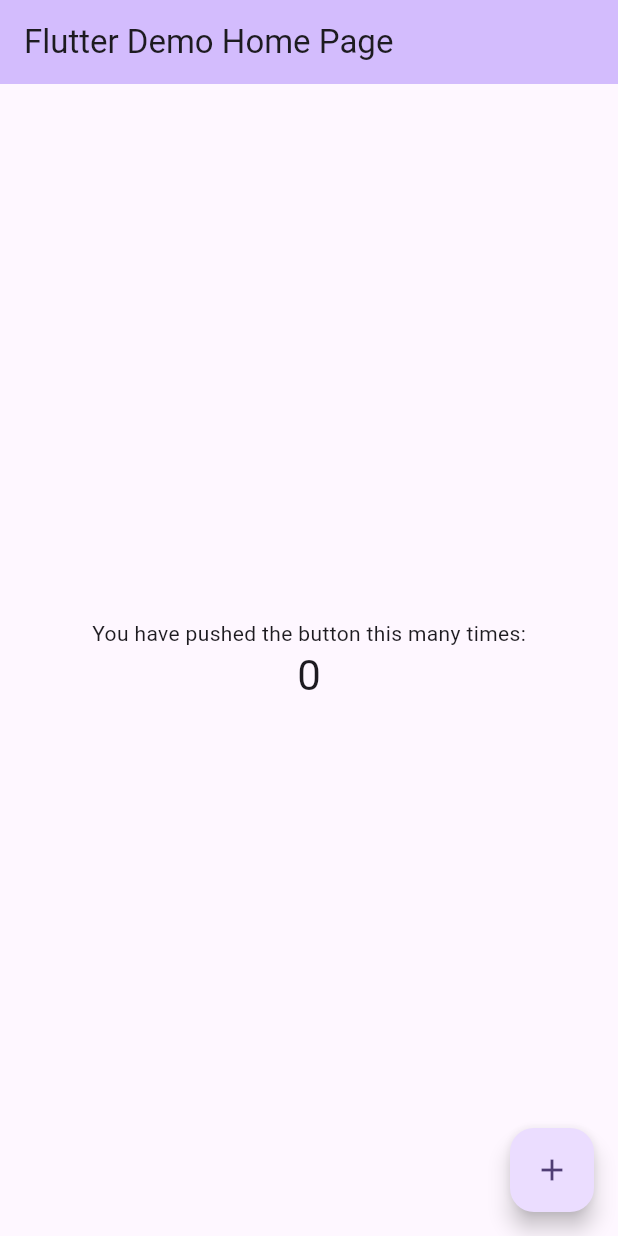
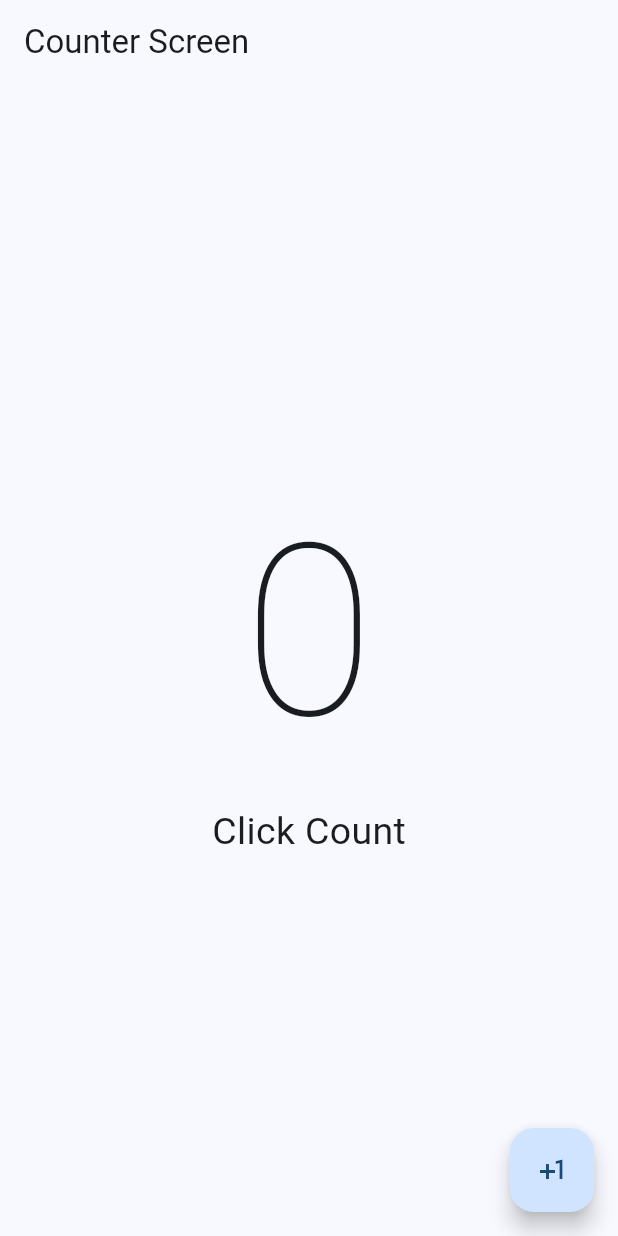
Before and after one commit to je-martinez/flutter-course-app-1, a Flutter app: the screen it shows after launch, on a phone screen of 412 x 824 dp. Run offline on Flutter 3.47's test engine with Material 2 defaults, Android fonts, the phone set to English and light mode, and no system bars.

Commit message:
chore: working on app counter

```diff
--- a/hello_world_app/lib/main.dart
+++ b/hello_world_app/lib/main.dart
@@ -1,4 +1,5 @@
 import 'package:flutter/material.dart';
+import 'package:hello_world_app/presentation/screens/counter/counter_screen.dart';
 
 void main() {
   runApp(const MyApp());
@@ -11,115 +12,10 @@ class MyApp extends StatelessWidget {
   @override
   Widget build(BuildContext context) {
     return MaterialApp(
+      debugShowCheckedModeBanner: false,
       title: 'Flutter Demo',
-      theme: ThemeData(
-        // This is the theme of your application.
-        //
-        // TRY THIS: Try running your application with "flutter run". You'll see
-        // the application has a blue toolbar. Then, without quitting the app,
-        // try changing the seedColor in the colorScheme below to Colors.green
-        // and then invoke "hot reload" (save your changes or press the "hot
-        // reload" button in a Flutter-supported IDE, or press "r" if you used
-        // the command line to start the app).
-        //
-        // Notice that the counter didn't reset back to zero; the application
-        // state is not lost during the reload. To reset the state, use hot
-        // restart instead.
-        //
-        // This works for code too, not just values: Most code changes can be
-        // tested with just a hot reload.
-        colorScheme: ColorScheme.fromSeed(seedColor: Colors.deepPurple),
-        useMaterial3: true,
-      ),
-      home: const MyHomePage(title: 'Flutter Demo Home Page'),
+      theme: ThemeData(useMaterial3: true, colorSchemeSeed: Colors.blue),
+      home: const CounterScreen(),
     );
   }
 }
-
-class MyHomePage extends StatefulWidget {
-  const MyHomePage({super.key, required this.title});
-
-  // This widget is the home page of your application. It is stateful, meaning
-  // that it has a State object (defined below) that contains fields that affect
-  // how it looks.
-
-  // This class is the configuration for the state. It holds the values (in this
-  // case the title) provided by the parent (in this case the App widget) and
-  // used by the build method of the State. Fields in a Widget subclass are
-  // always marked "final".
-
-  final String title;
-
-  @override
-  State<MyHomePage> createState() => _MyHomePageState();
-}
-
-class _MyHomePageState extends State<MyHomePage> {
-  int _counter = 0;
-
-  void _incrementCounter() {
-    setState(() {
-      // This call to setState tells the Flutter framework that something has
-      // changed in this State, which causes it to rerun the build method below
-      // so that the display can reflect the updated values. If we changed
-      // _counter without calling setState(), then the build method would not be
-      // called again, and so nothing would appear to happen.
-      _counter++;
-    });
-  }
-
-  @override
-  Widget build(BuildContext context) {
-    // This method is rerun every time setState is called, for instance as done
-    // by the _incrementCounter method above.
-    //
-    // The Flutter framework has been optimized to make rerunning build methods
-    // fast, so that you can just rebuild anything that needs updating rather
-    // than having to individually change instances of widgets.
-    return Scaffold(
-      appBar: AppBar(
-        // TRY THIS: Try changing the color here to a specific color (to
-        // Colors.amber, perhaps?) and trigger a hot reload to see the AppBar
-        // change color while the other colors stay the same.
-        backgroundColor: Theme.of(context).colorScheme.inversePrimary,
-        // Here we take the value from the MyHomePage object that was created by
-        // the App.build method, and use it to set our appbar title.
-        title: Text(widget.title),
-      ),
-      body: Center(
-        // Center is a layout widget. It takes a single child and positions it
-        // in the middle of the parent.
-        child: Column(
-          // Column is also a layout widget. It takes a list of children and
-          // arranges them vertically. By default, it sizes itself to fit its
-          // children horizontally, and tries to be as tall as its parent.
-          //
-          // Column has various properties to control how it sizes itself and
-          // how it positions its children. Here we use mainAxisAlignment to
-          // center the children vertically; the main axis here is the vertical
-          // axis because Columns are vertical (the cross axis would be
-          // horizontal).
-          //
-          // TRY THIS: Invoke "debug painting" (choose the "Toggle Debug Paint"
-          // action in the IDE, or press "p" in the console), to see the
-          // wireframe for each widget.
-          mainAxisAlignment: MainAxisAlignment.center,
-          children: <Widget>[
-            const Text(
-              'You have pushed the button this many times:',
-            ),
-            Text(
-              '$_counter',
-              style: Theme.of(context).textTheme.headlineMedium,
-            ),
-          ],
-        ),
-      ),
-      floatingActionButton: FloatingActionButton(
-        onPressed: _incrementCounter,
-        tooltip: 'Increment',
-        child: const Icon(Icons.add),
-      ), // This trailing comma makes auto-formatting nicer for build methods.
-    );
-  }
-}
--- /dev/null
+++ b/hello_world_app/lib/presentation/screens/counter/counter_screen.dart
@@ -0,0 +1,46 @@
+import 'package:flutter/material.dart';
+
+class CounterScreen extends StatefulWidget {
+  const CounterScreen({super.key});
+
+  @override
+  State<CounterScreen> createState() => _CounterScreenState();
+}
+
+class _CounterScreenState extends State<CounterScreen> {
+  int count = 0;
+
+  @override
+  Widget build(BuildContext context) {
+    return Scaffold(
+      appBar: AppBar(
+        title: const Text("Counter Screen"),
+      ),
+      body: SafeArea(
+          child: Center(
+              child: Column(
+        mainAxisAlignment: MainAxisAlignment.center,
+        children: [
+          Text(
+            "$count",
+            style: const TextStyle(fontSize: 160, fontWeight: FontWeight.w100),
+          ),
+          const Text("Click Count",
+              style: TextStyle(
+                fontSize: 25,
+              ))
+        ],
+      ))),
+      floatingActionButton: FloatingActionButton(
+        onPressed: () {
+          count++;
+          setState(() {});
+          // setState(() {
+          //   count = count + 1;
+          // });
+        },
+        child: const Icon(Icons.plus_one),
+      ),
+    );
+  }
+}
```
